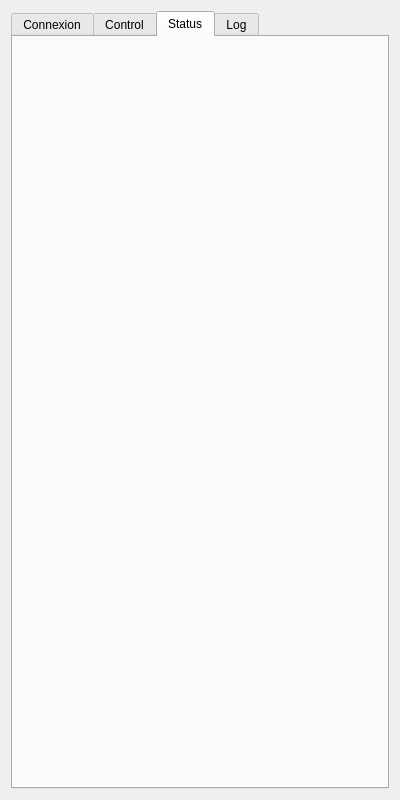
Above: appwindow.ui from msmouni/esp-bot-client before the change. Below: the same form after it.
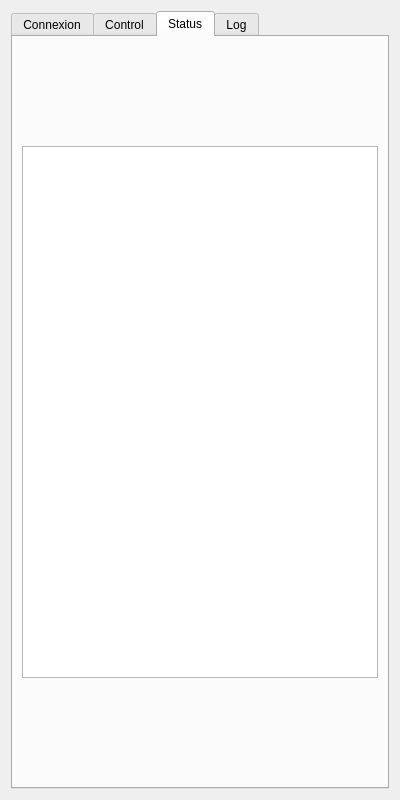
That is the form after the change. The open tabs and pages were chosen to show the change. Custom widgets are drawn as their Qt base class.

```diff
--- a/appwindow.ui
+++ b/appwindow.ui
@@ -572,6 +572,43 @@
       <attribute name="title">
        <string>Status</string>
       </attribute>
+      <layout class="QVBoxLayout" name="verticalLayout_8">
+       <item>
+        <spacer name="verticalSpacer_11">
+         <property name="orientation">
+          <enum>Qt::Vertical</enum>
+         </property>
+         <property name="sizeType">
+          <enum>QSizePolicy::Fixed</enum>
+         </property>
+         <property name="sizeHint" stdset="0">
+          <size>
+           <width>20</width>
+           <height>100</height>
+          </size>
+         </property>
+        </spacer>
+       </item>
+       <item>
+        <widget class="PicViewer" name="picView"/>
+       </item>
+       <item>
+        <spacer name="verticalSpacer_12">
+         <property name="orientation">
+          <enum>Qt::Vertical</enum>
+         </property>
+         <property name="sizeType">
+          <enum>QSizePolicy::Fixed</enum>
+         </property>
+         <property name="sizeHint" stdset="0">
+          <size>
+           <width>20</width>
+           <height>100</height>
+          </size>
+         </property>
+        </spacer>
+       </item>
+      </layout>
      </widget>
      <widget class="QWidget" name="logTab">
       <attribute name="title">
@@ -591,6 +628,13 @@
    </item>
   </layout>
  </widget>
+ <customwidgets>
+  <customwidget>
+   <class>PicViewer</class>
+   <extends>QGraphicsView</extends>
+   <header>picviewer.h</header>
+  </customwidget>
+ </customwidgets>
  <resources/>
  <connections/>
 </ui>
```
